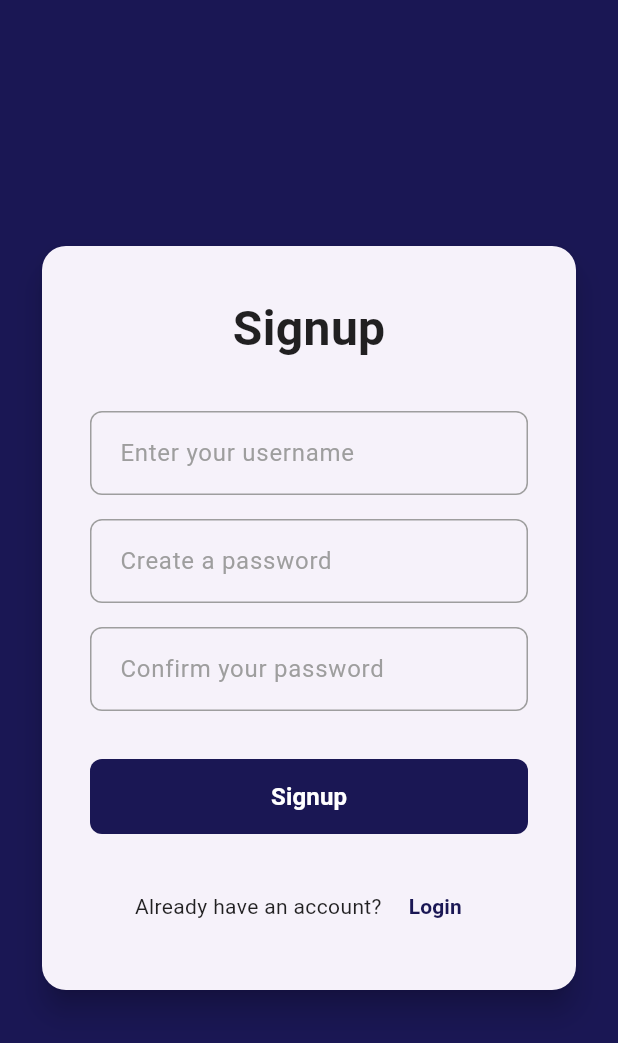
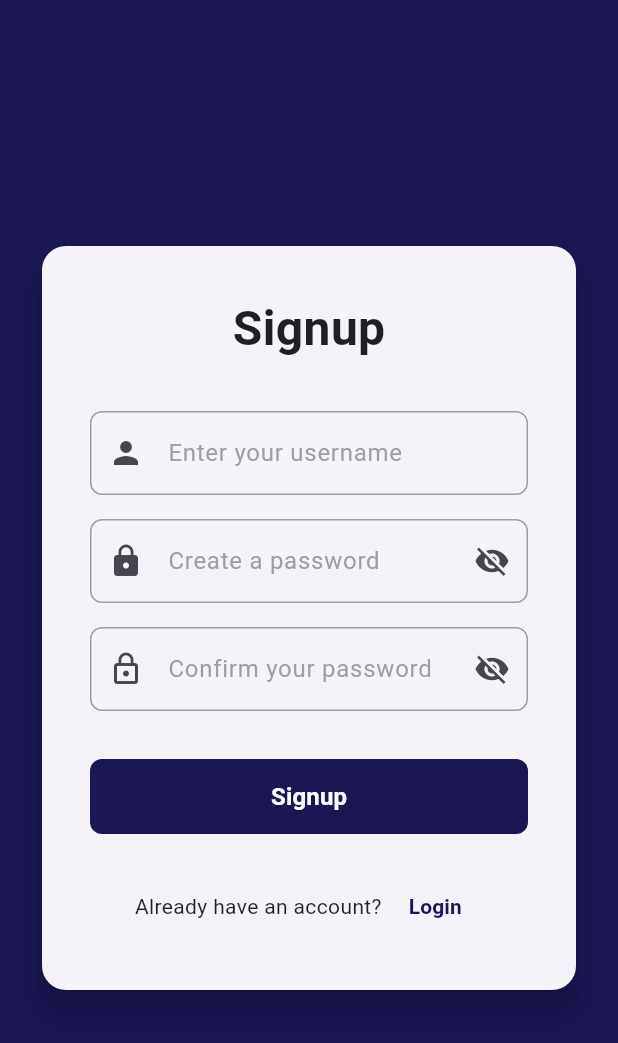
Before and after one commit to kamcpp/miniBroker, a Flutter app: the screen it shows after launch, after a tap on "Signup", on a phone screen of 412 x 824 dp. Shown: the top 1043 px of the screen. Run offline on Flutter 3.47's test engine with Material 3 defaults, Android fonts, the phone set to English and light mode, and no system bars; our stand-ins replace shared_preferences, sqflite; accounts and stored records are empty.

Commit message:
Enhance login and signup pages: update password fields to toggle visibility, improve input field hints, and add prefix icons for better user experience.

```diff
--- a/lib/screens/login_page.dart
+++ b/lib/screens/login_page.dart
@@ -108,11 +108,12 @@ class _LoginPageState extends State<LoginPage> {
                       controller: _userController,
                       keyboardType: TextInputType.text,
                       decoration: InputDecoration(
-                        labelText: 'Username',
+                        hintText: 'Enter your username',
+                        hintStyle: const TextStyle(color: Colors.grey),
                         border: OutlineInputBorder(
                           borderRadius: BorderRadius.circular(12),
                         ),
-                        prefixIcon: Icon(Icons.person),
+                        prefixIcon: const Icon(Icons.person),
                       ),
                       validator: (value) {
                         if (value == null || value.isEmpty) {
@@ -126,10 +127,21 @@ class _LoginPageState extends State<LoginPage> {
                     // Password Field
                     TextFormField(
                       controller: _passwordController,
-                      obscureText: true,
+                      obscureText: !_isPasswordVisible,
                       decoration: InputDecoration(
                         hintText: 'Enter your password',
                         hintStyle: const TextStyle(color: Colors.grey),
+                        prefixIcon: const Icon(Icons.lock),
+                        suffixIcon: IconButton(
+                          icon: Icon(
+                            _isPasswordVisible ? Icons.visibility : Icons.visibility_off,
+                          ),
+                          onPressed: () {
+                            setState(() {
+                              _isPasswordVisible = !_isPasswordVisible;
+                            });
+                          },
+                        ),
                         border: OutlineInputBorder(
                           borderRadius: BorderRadius.circular(8),
                           borderSide: const BorderSide(color: Colors.grey),
--- a/lib/screens/signup_page.dart
+++ b/lib/screens/signup_page.dart
@@ -15,6 +15,8 @@ class _SignupPageState extends State<SignupPage> {
   final _confirmPasswordController = TextEditingController();
   final _formKey = GlobalKey<FormState>();
   bool _isLoading = false;
+  bool _isPasswordVisible = false;
+  bool _isConfirmPasswordVisible = false;
 
   @override
   void dispose() {
@@ -115,6 +117,7 @@ class _SignupPageState extends State<SignupPage> {
                       decoration: InputDecoration(
                         hintText: 'Enter your username',
                         hintStyle: const TextStyle(color: Colors.grey),
+                        prefixIcon: const Icon(Icons.person),
                         border: OutlineInputBorder(
                           borderRadius: BorderRadius.circular(8),
                           borderSide: const BorderSide(color: Colors.grey),
@@ -144,10 +147,21 @@ class _SignupPageState extends State<SignupPage> {
                     // Password Field
                     TextFormField(
                       controller: _passwordController,
-                      obscureText: true,
+                      obscureText: !_isPasswordVisible,
                       decoration: InputDecoration(
                         hintText: 'Create a password',
                         hintStyle: const TextStyle(color: Colors.grey),
+                        prefixIcon: const Icon(Icons.lock),
+                        suffixIcon: IconButton(
+                          icon: Icon(
+                            _isPasswordVisible ? Icons.visibility : Icons.visibility_off,
+                          ),
+                          onPressed: () {
+                            setState(() {
+                              _isPasswordVisible = !_isPasswordVisible;
+                            });
+                          },
+                        ),
                         border: OutlineInputBorder(
                           borderRadius: BorderRadius.circular(8),
                           borderSide: const BorderSide(color: Colors.grey),
@@ -180,10 +194,21 @@ class _SignupPageState extends State<SignupPage> {
                     // Confirm Password Field
                     TextFormField(
                       controller: _confirmPasswordController,
-                      obscureText: true,
+                      obscureText: !_isConfirmPasswordVisible,
                       decoration: InputDecoration(
                         hintText: 'Confirm your password',
                         hintStyle: const TextStyle(color: Colors.grey),
+                        prefixIcon: const Icon(Icons.lock_outline),
+                        suffixIcon: IconButton(
+                          icon: Icon(
+                            _isConfirmPasswordVisible ? Icons.visibility : Icons.visibility_off,
+                          ),
+                          onPressed: () {
+                            setState(() {
+                              _isConfirmPasswordVisible = !_isConfirmPasswordVisible;
+                            });
+                          },
+                        ),
                         border: OutlineInputBorder(
                           borderRadius: BorderRadius.circular(8),
                           borderSide: const BorderSide(color: Colors.grey),
```
